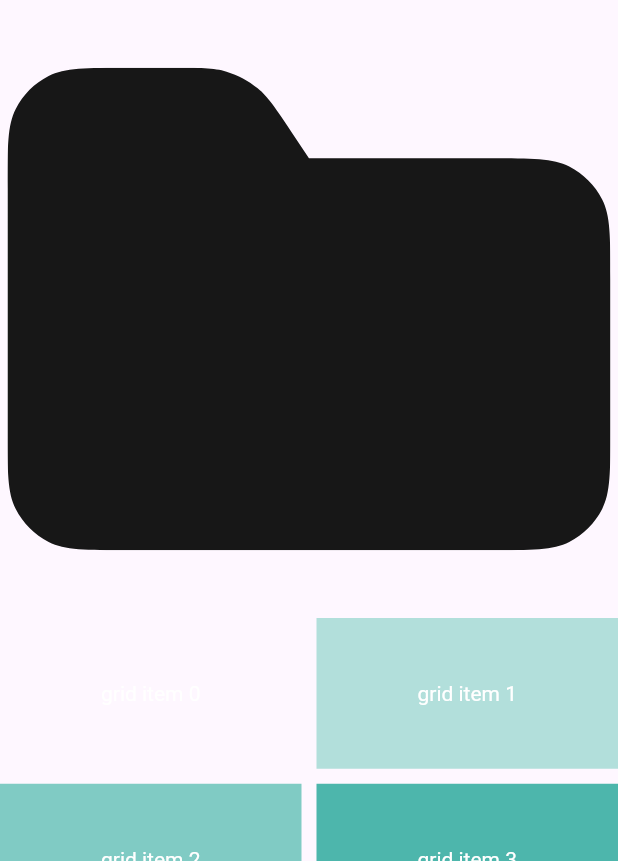
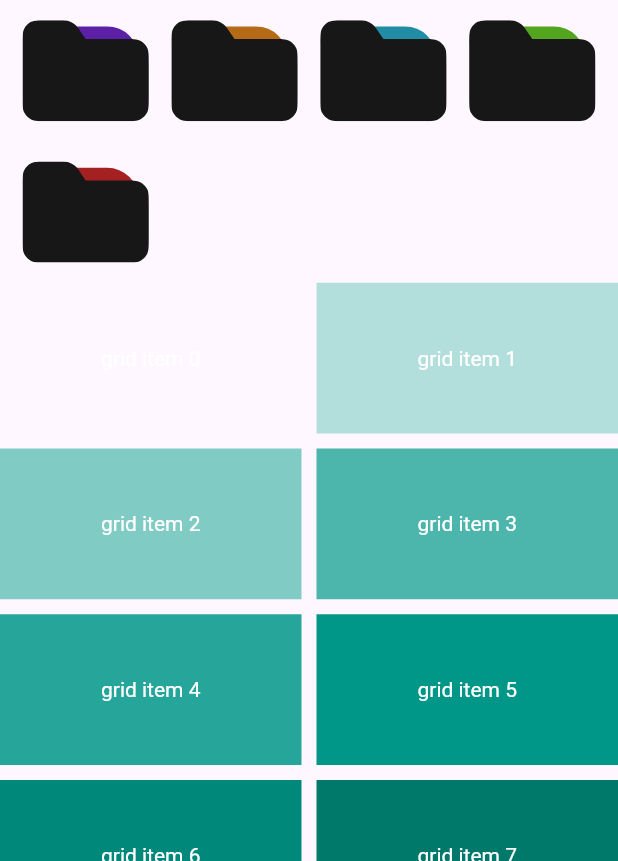
Before and after one commit to KillianFvt/Tadaaastic, a Flutter app: the screen it shows after launch, on a phone screen of 412 x 824 dp, the part 375-1236 px from its top. Run offline on Flutter 3.47's test engine with Material 2 defaults, Android fonts, the phone set to English and light mode, and no system bars; our stand-ins replace flutter_colorpicker, flutter_svg, hive_flutter; accounts and stored records are empty.

Commit message:
éadded folder color and folders icons

```diff
--- a/lib/main.dart
+++ b/lib/main.dart
@@ -66,19 +66,26 @@ class _MyHomePageState extends State<MyHomePage> {
               ),
             ),
 
-            SliverGrid(
+            SliverPadding(
+              padding: const EdgeInsets.symmetric(vertical:0.0, horizontal:10.0),
+              sliver: SliverGrid(
                   gridDelegate: const SliverGridDelegateWithMaxCrossAxisExtent(
-                  maxCrossAxisExtent: 800.0,
-                  mainAxisSpacing: 10.0,
-                  crossAxisSpacing: 10.0,
+                    maxCrossAxisExtent: 100.0,
+                    mainAxisSpacing: 0,
+                    crossAxisSpacing: 5.0,
                     childAspectRatio: 1,
                   ),
 
                   delegate: SliverChildListDelegate(
                     [
-                    const FolderShortcut()
+                      const FolderShortcut(color: Color(0xFF5B20A5)),
+                      const FolderShortcut(color: Color(0xFFB56B15)),
+                      const FolderShortcut(color: Color(0xFF208DA5)),
+                      const FolderShortcut(color: Color(0xFF53A520)),
+                      const FolderShortcut(color: Color(0xFFA52020)),
                     ]
                   )
+              ),
             ),
 
             SliverGrid(
--- a/lib/widgets/folder_shortcut.dart
+++ b/lib/widgets/folder_shortcut.dart
@@ -1,10 +1,19 @@
 import 'package:flutter/material.dart';
 import 'package:flutter_svg/flutter_svg.dart';
+import 'package:tadaaastic/widgets/fractional_border_radius_container.dart';
 
 
 
 class FolderShortcut extends StatefulWidget {
-  const FolderShortcut({super.key});
+  final Color color;
+  final String name;
+  final int noteAmt;
+
+  const FolderShortcut({super.key,
+    this.name = "Du le miam",
+    this.noteAmt = 99,
+    this.color = Colors.white,
+  });
 
   @override
   State<FolderShortcut> createState() => _FolderShortcutState();
@@ -27,10 +36,27 @@ class _FolderShortcutState extends State<FolderShortcut> with SingleTickerProvid
 
   @override
   Widget build(BuildContext context) {
-    return Padding(
+    return GestureDetector(
+      onTap: () => {},  //TODO make the function
+
+      child: Padding(
           padding: const EdgeInsets.all(5.0),
           child: Stack(
             children: [
+
+              FractionalTranslation(
+                translation: const Offset(0.15,0.3),
+                child: FractionallySizedBox(
+                    alignment: Alignment.center,
+                    widthFactor: 0.8, heightFactor: 0.5,
+
+                    child: FractionalBorderRadiusContainer(
+                      borderRadiusFactor: 0.2,
+                      color: widget.color,
+                    )
+                ),
+              ),
+
               Center(
                 child: SvgPicture.asset(
                   "assets/svg/folder.svg",
@@ -42,10 +68,15 @@ class _FolderShortcutState extends State<FolderShortcut> with SingleTickerProvid
                   height: double.infinity,
                   width: double.infinity,
                 ),
-            )
+              ),
+
+              // TODO add the name
+
+              // TODO add the note count
             ],
           ),
 
+      ),
     );
   }
 }
--- /dev/null
+++ b/lib/widgets/fractional_border_radius_container.dart
@@ -0,0 +1,38 @@
+import 'package:flutter/material.dart';
+
+class FractionalBorderRadiusContainer extends StatefulWidget {
+  final double? width;
+  final double? height;
+  final Color color;
+  final double borderRadiusFactor;
+  final Widget? child;
+
+  const FractionalBorderRadiusContainer({super.key,
+    required this.borderRadiusFactor,
+    this.width,
+    this.height,
+    this.color = Colors.white,
+    this.child,
+  });
+
+  @override
+  State<FractionalBorderRadiusContainer> createState() => _FractionalBorderRadiusContainerState();
+}
+
+class _FractionalBorderRadiusContainerState extends State<FractionalBorderRadiusContainer> {
+  @override
+  Widget build(BuildContext context) {
+    return Container(
+      width: widget.width,
+      height: widget.height,
+      decoration: BoxDecoration(
+        color: widget.color,
+        borderRadius: BorderRadius.circular(
+          widget.borderRadiusFactor *
+              (widget.width ?? 1 * MediaQuery.of(context).size.width),
+        ),
+      ),
+      child: widget.child,
+    );
+  }
+}
```
Lines whose indentation alone changed are shown as unchanged.
